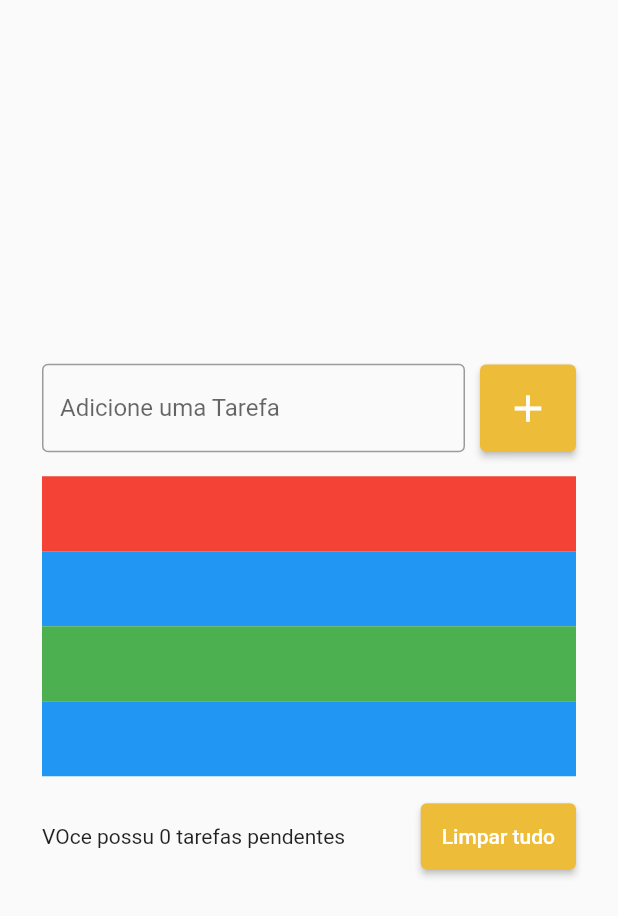
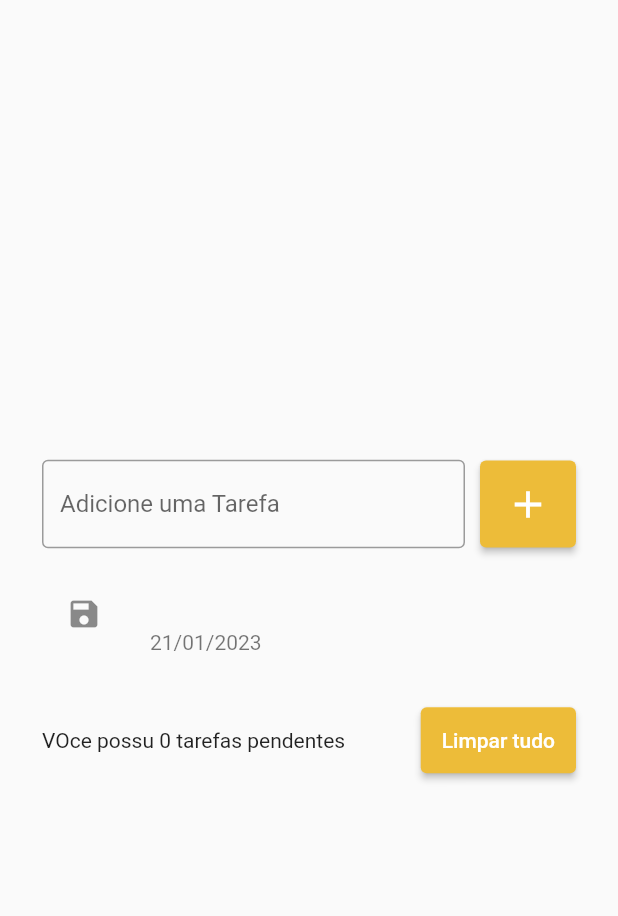
Before and after one commit to Gabrielpsd/Agenda, a Flutter app: the screen it shows after launch, after a tap on the "add" icon, on a phone screen of 412 x 824 dp. Shown: the top 916 px of the screen. Run offline on Flutter 3.47's test engine with Material 2 defaults, Android fonts, the phone set to English and light mode, and no system bars.

Commit message:
add elemnts implemented
in this version the add button already works;
but still needs to review how to not overflow the elements

```diff
--- a/lib/pages/todo_list_file.dart
+++ b/lib/pages/todo_list_file.dart
@@ -1,7 +1,16 @@
 import 'package:flutter/material.dart';
 
-class TodoListPage extends StatelessWidget {
-  const TodoListPage({super.key});
+class TodoListPage extends StatefulWidget {
+  TodoListPage({super.key});
+
+  @override
+  State<TodoListPage> createState() => _TodoListPageState();
+}
+
+class _TodoListPageState extends State<TodoListPage> {
+  List<String> todoTasks = [];
+
+  final TextEditingController fieldTasks = TextEditingController();
 
   @override
   Widget build(BuildContext context) {
@@ -18,6 +27,7 @@ class TodoListPage extends StatelessWidget {
                   children: [
                     Expanded(
                       child: TextField(
+                        controller: fieldTasks,
                         decoration: InputDecoration(
                           border: OutlineInputBorder(),
                           labelText: 'Adicione uma Tarefa',
@@ -27,7 +37,7 @@ class TodoListPage extends StatelessWidget {
                     ),
                     SizedBox(width: 10),
                     ElevatedButton(
-                      onPressed: () {},
+                      onPressed: insertTask,
                       style: ElevatedButton.styleFrom(
                         backgroundColor: Color(0xffEDBC39),
                         padding: const EdgeInsets.all(14),
@@ -43,22 +53,15 @@ class TodoListPage extends StatelessWidget {
                 ListView(
                   shrinkWrap: true,
                   children: [
-                    Container(
-                      color: Colors.red,
-                      height: 50,
-                    ),
-                    Container(
-                      color: Colors.blue,
-                      height: 50,
-                    ),
-                    Container(
-                      color: Colors.green,
-                      height: 50,
-                    ),
-                    Container(
-                      color: Colors.blue,
-                      height: 50,
-                    ),
+                    for (String todo in todoTasks)
+                      ListTile(
+                        title: Text(todo),
+                        subtitle: Text("21/01/2023"),
+                        leading: Icon(Icons.save),
+                        onTap: () {
+                          print("Tarefa $todo");
+                        },
+                      ),
                   ],
                 ),
                 SizedBox(height: 16),
@@ -84,4 +87,9 @@ class TodoListPage extends StatelessWidget {
       ),
     );
   }
+
+  void insertTask() {
+    todoTasks.add(fieldTasks.text);
+    setState(() {});
+  }
 }
```
